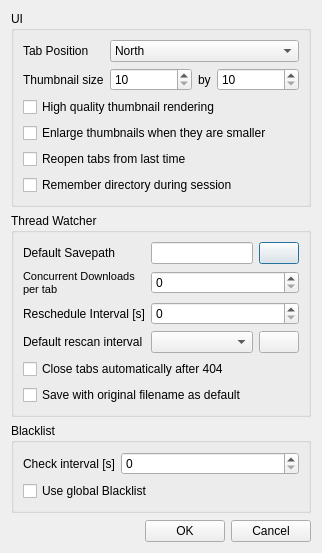
The window that uiconfig.ui (chrisdevchroma/fourchan-dl) describes before a commit, drawn with Qt 5.
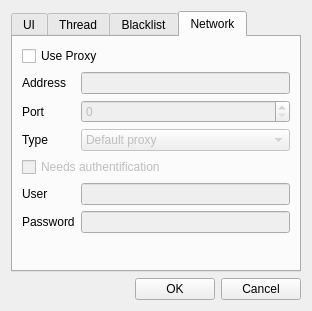
The same window after the commit. The open tabs and pages were chosen to show the change. Icons and pictures are not drawn.

```diff
--- a/uiconfig.ui
+++ b/uiconfig.ui
@@ -9,12 +9,12 @@
    <rect>
     <x>0</x>
     <y>0</y>
-    <width>322</width>
-    <height>513</height>
+    <width>310</width>
+    <height>311</height>
    </rect>
   </property>
   <property name="sizePolicy">
-   <sizepolicy hsizetype="Preferred" vsizetype="MinimumExpanding">
+   <sizepolicy hsizetype="Preferred" vsizetype="Minimum">
     <horstretch>0</horstretch>
     <verstretch>0</verstretch>
    </sizepolicy>
@@ -29,14 +29,18 @@
    <iconset resource="resources.qrc">
     <normaloff>:/icons/resources/settings.png</normaloff>:/icons/resources/settings.png</iconset>
   </property>
-  <layout class="QGridLayout" name="gridLayout_4">
-   <item row="0" column="0">
-    <widget class="QGroupBox" name="groupBox">
-     <property name="title">
-      <string>UI</string>
-     </property>
      <layout class="QGridLayout" name="gridLayout">
       <item row="0" column="0">
+    <widget class="QTabWidget" name="tabWidget">
+     <property name="currentIndex">
+      <number>0</number>
+     </property>
+     <widget class="QWidget" name="tab">
+      <attribute name="title">
+       <string>UI</string>
+      </attribute>
+      <layout class="QGridLayout" name="gridLayout_4">
+       <item row="0" column="0">
        <widget class="QLabel" name="label_2">
         <property name="text">
          <string>Tab Position</string>
@@ -157,15 +161,26 @@
         </property>
        </widget>
       </item>
-     </layout>
-    </widget>
-   </item>
-   <item row="1" column="0">
-    <widget class="QGroupBox" name="groupBox_2">
-     <property name="title">
-      <string>Thread Watcher</string>
-     </property>
-     <layout class="QGridLayout" name="gridLayout_2">
+       <item row="6" column="0" colspan="2">
+        <spacer name="verticalSpacer_3">
+         <property name="orientation">
+          <enum>Qt::Vertical</enum>
+         </property>
+         <property name="sizeHint" stdset="0">
+          <size>
+           <width>20</width>
+           <height>40</height>
+          </size>
+         </property>
+        </spacer>
+       </item>
+      </layout>
+     </widget>
+     <widget class="QWidget" name="tab_2">
+      <attribute name="title">
+       <string>Thread</string>
+      </attribute>
+      <layout class="QGridLayout" name="gridLayout_5">
       <item row="0" column="0">
        <widget class="QLabel" name="label">
         <property name="text">
@@ -206,6 +221,23 @@
       <item row="1" column="1">
        <widget class="QSpinBox" name="sbConcurrentDownloads"/>
       </item>
+       <item row="2" column="0">
+        <widget class="QLabel" name="label_7">
+         <property name="text">
+          <string>Reschedule Interval [s]</string>
+         </property>
+        </widget>
+       </item>
+       <item row="2" column="1">
+        <widget class="QSpinBox" name="sbRescheduleInterval">
+         <property name="toolTip">
+          <string>Interval in [s] for rescheduling erroneous downloads</string>
+         </property>
+         <property name="maximum">
+          <number>999999999</number>
+         </property>
+        </widget>
+       </item>
       <item row="3" column="0">
        <widget class="QLabel" name="label_6">
         <property name="text">
@@ -261,32 +293,26 @@
         </property>
        </widget>
       </item>
-      <item row="2" column="0">
-       <widget class="QLabel" name="label_7">
-        <property name="text">
-         <string>Reschedule Interval [s]</string>
-        </property>
-       </widget>
-      </item>
-      <item row="2" column="1">
-       <widget class="QSpinBox" name="sbRescheduleInterval">
-        <property name="toolTip">
-         <string>Interval in [s] for rescheduling erroneous downloads</string>
-        </property>
-        <property name="maximum">
-         <number>999999999</number>
-        </property>
-       </widget>
+       <item row="6" column="0" colspan="2">
+        <spacer name="verticalSpacer">
+         <property name="orientation">
+          <enum>Qt::Vertical</enum>
+         </property>
+         <property name="sizeHint" stdset="0">
+          <size>
+           <width>20</width>
+           <height>40</height>
+          </size>
+         </property>
+        </spacer>
       </item>
      </layout>
     </widget>
-   </item>
-   <item row="2" column="0">
-    <widget class="QGroupBox" name="groupBox_3">
-     <property name="title">
+     <widget class="QWidget" name="tab_3">
+      <attribute name="title">
       <string>Blacklist</string>
-     </property>
-     <layout class="QGridLayout" name="gridLayout_3">
+      </attribute>
+      <layout class="QGridLayout" name="gridLayout_6">
       <item row="0" column="0">
        <widget class="QLabel" name="label_8">
         <property name="sizePolicy">
@@ -303,7 +329,7 @@
       <item row="0" column="1">
        <widget class="QSpinBox" name="sbBlackListCheckInterval">
         <property name="sizePolicy">
-         <sizepolicy hsizetype="Expanding" vsizetype="Expanding">
+          <sizepolicy hsizetype="Expanding" vsizetype="Minimum">
           <horstretch>0</horstretch>
           <verstretch>0</verstretch>
          </sizepolicy>
@@ -323,26 +349,162 @@
         </property>
        </widget>
       </item>
-     </layout>
+       <item row="2" column="0" colspan="2">
+        <spacer name="verticalSpacer_2">
+         <property name="orientation">
+          <enum>Qt::Vertical</enum>
+         </property>
+         <property name="sizeHint" stdset="0">
+          <size>
+           <width>268</width>
+           <height>135</height>
+          </size>
+         </property>
+        </spacer>
+       </item>
+      </layout>
+     </widget>
+     <widget class="QWidget" name="tab_4">
+      <attribute name="title">
+       <string>Network</string>
+      </attribute>
+      <layout class="QGridLayout" name="gridLayout_2">
+       <item row="0" column="0" colspan="2">
+        <widget class="QCheckBox" name="cbUseProxy">
+         <property name="text">
+          <string>Use Proxy</string>
+         </property>
+        </widget>
+       </item>
+       <item row="1" column="0">
+        <widget class="QLabel" name="label_9">
+         <property name="text">
+          <string>Address</string>
+         </property>
+        </widget>
+       </item>
+       <item row="1" column="1">
+        <widget class="QLineEdit" name="leProxyAddress">
+         <property name="enabled">
+          <bool>false</bool>
+         </property>
+        </widget>
+       </item>
+       <item row="2" column="0">
+        <widget class="QLabel" name="label_10">
+         <property name="text">
+          <string>Port</string>
+         </property>
+        </widget>
+       </item>
+       <item row="2" column="1">
+        <widget class="QSpinBox" name="sbProxyPort">
+         <property name="enabled">
+          <bool>false</bool>
+         </property>
+         <property name="maximum">
+          <number>99999</number>
+         </property>
     </widget>
    </item>
    <item row="3" column="0">
-    <spacer name="verticalSpacer">
+        <widget class="QLabel" name="label_13">
+         <property name="text">
+          <string>Type</string>
+         </property>
+        </widget>
+       </item>
+       <item row="3" column="1">
+        <widget class="QComboBox" name="cbProxyType">
+         <property name="enabled">
+          <bool>false</bool>
+         </property>
+         <item>
+          <property name="text">
+           <string>Default proxy</string>
+          </property>
+         </item>
+         <item>
+          <property name="text">
+           <string>Socks5 proxy</string>
+          </property>
+         </item>
+         <item>
+          <property name="text">
+           <string>HTTP proxy</string>
+          </property>
+         </item>
+         <item>
+          <property name="text">
+           <string>HTTP caching proxy</string>
+          </property>
+         </item>
+         <item>
+          <property name="text">
+           <string>FTP caching proxy</string>
+          </property>
+         </item>
+        </widget>
+       </item>
+       <item row="4" column="0" colspan="2">
+        <widget class="QCheckBox" name="cbProxyAuth">
+         <property name="enabled">
+          <bool>false</bool>
+         </property>
+         <property name="text">
+          <string>Needs authentification</string>
+         </property>
+        </widget>
+       </item>
+       <item row="5" column="0">
+        <widget class="QLabel" name="label_11">
+         <property name="text">
+          <string>User</string>
+         </property>
+        </widget>
+       </item>
+       <item row="5" column="1">
+        <widget class="QLineEdit" name="leProxyUser">
+         <property name="enabled">
+          <bool>false</bool>
+         </property>
+        </widget>
+       </item>
+       <item row="6" column="0">
+        <widget class="QLabel" name="label_12">
+         <property name="text">
+          <string>Password</string>
+         </property>
+        </widget>
+       </item>
+       <item row="6" column="1">
+        <widget class="QLineEdit" name="leProxyPassword">
+         <property name="enabled">
+          <bool>false</bool>
+         </property>
+         <property name="echoMode">
+          <enum>QLineEdit::Password</enum>
+         </property>
+        </widget>
+       </item>
+       <item row="7" column="1">
+        <spacer name="verticalSpacer_4">
      <property name="orientation">
       <enum>Qt::Vertical</enum>
      </property>
-     <property name="sizeType">
-      <enum>QSizePolicy::MinimumExpanding</enum>
-     </property>
      <property name="sizeHint" stdset="0">
       <size>
        <width>20</width>
-       <height>1</height>
+           <height>40</height>
       </size>
      </property>
     </spacer>
    </item>
-   <item row="4" column="0">
+      </layout>
+     </widget>
+    </widget>
+   </item>
+   <item row="1" column="0">
     <layout class="QHBoxLayout" name="horizontalLayout_4">
      <item>
       <spacer name="horizontalSpacer">
```
Left out of the diff: 56 changed lines with no effect on the pictures. Lines whose indentation alone changed are shown as unchanged.
